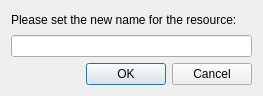
Qt form src/note_editor/dialogs/RenameResourceDialog.ui (d1vanov/libquentier) before a commit.
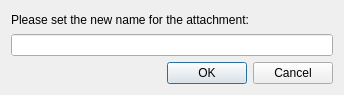
The same form after that commit.

The edit to the form file:
```diff
--- a/src/note_editor/dialogs/RenameResourceDialog.ui
+++ b/src/note_editor/dialogs/RenameResourceDialog.ui
@@ -6,8 +6,8 @@
    <rect>
     <x>0</x>
     <y>0</y>
-    <width>263</width>
-    <height>96</height>
+    <width>344</width>
+    <height>95</height>
    </rect>
   </property>
   <property name="windowTitle">
@@ -17,7 +17,7 @@
    <item>
     <widget class="QLabel" name="label">
      <property name="text">
-      <string>Please set the new name for the resource:</string>
+      <string>Please set the new name for the attachment:</string>
      </property>
     </widget>
    </item>
```
Left out of the diff: 8 changed lines with no effect on the pictures.
